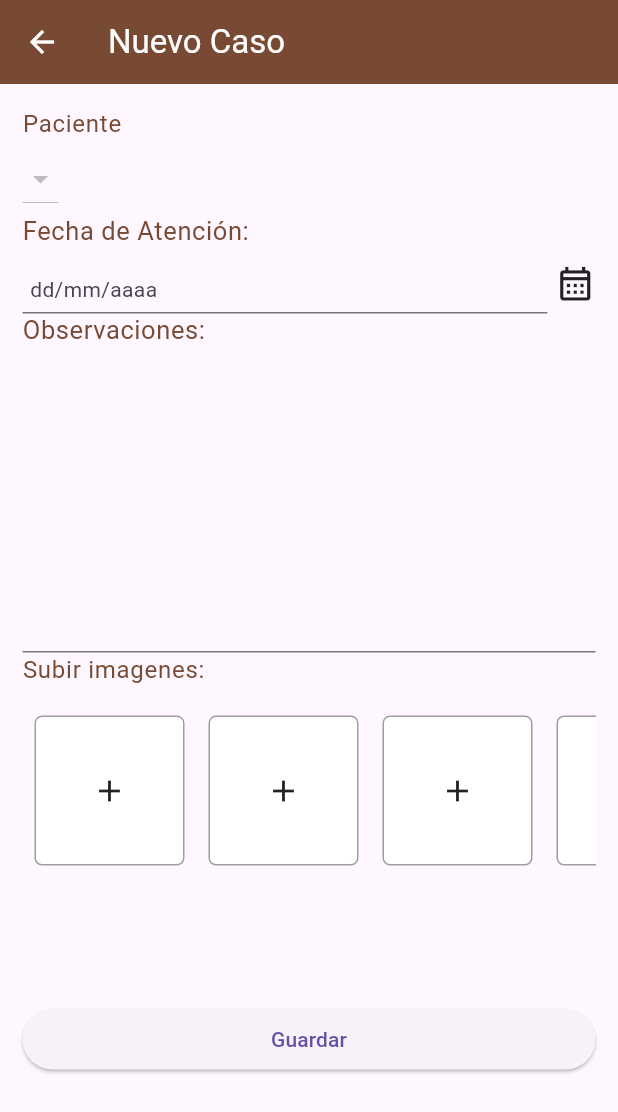
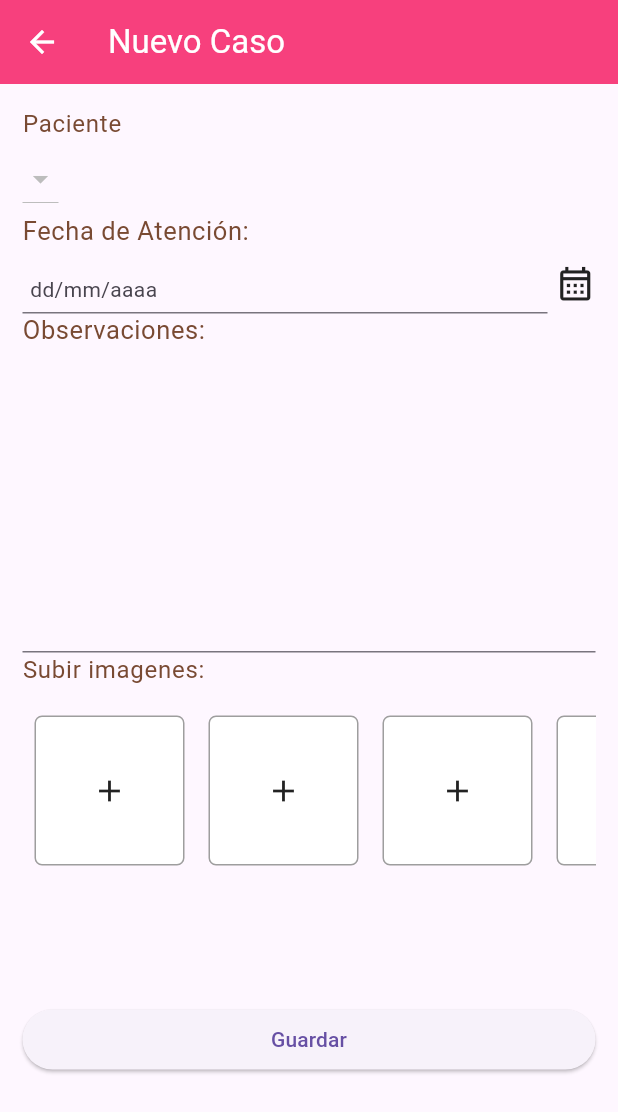
Before and after one commit to Coihue555/fl_cosmiatria, a Flutter app: the CasosView screen opened by its route, after a tap on the "add" icon, on a phone screen of 412 x 824 dp. Shown: the top 1112 px of the screen. Run offline on Flutter 3.47's test engine with Material 3 defaults, Android fonts, the light colour scheme and no system bars; our stand-ins replace cloud_firestore, firebase_auth, firebase_core, firebase_storage, flex_color_scheme, google_fonts and 1 more; missing offline and left inert: flutter_file_dialog, image_downloader_web; accounts and stored records are empty.

Commit message:
appbar color rosa

```diff
--- a/lib/theme/theme.dart
+++ b/lib/theme/theme.dart
@@ -13,6 +13,7 @@ class ThemeModel {
   late double bordeRadius = 10;
   final Color cdmBlanco = const Color.fromARGB(255, 237, 232, 228);
   final Color cdmAzul = const Color.fromARGB(255, 98, 138, 217);
+  final Color rosa = const Color.fromARGB(255, 247, 64, 125);
   late Color colorPrimario = const Color.fromARGB(255, 121, 74, 51);
 
   ///Para campos de textos dropdow y demas widget que tengan estilo similar
--- a/lib/views/casos/casos_view.dart
+++ b/lib/views/casos/casos_view.dart
@@ -31,7 +31,7 @@ class _CasosViewState extends State<CasosView> {
       appBar: AppBar(
         systemOverlayStyle: const SystemUiOverlayStyle(statusBarIconBrightness: Brightness.light),
         iconTheme: const IconThemeData(color: Colors.white),
-        backgroundColor: ThemeModel().colorPrimario,
+        backgroundColor: ThemeModel().rosa,
         title: const Text(
           'Casos Clínicos',
           style: TextStyle(color: Colors.white),
--- a/lib/views/casos/ficha_caso_view.dart
+++ b/lib/views/casos/ficha_caso_view.dart
@@ -72,7 +72,7 @@ class _FichaCasoViewState extends State<FichaCasoView> {
         appBar: AppBar(
             systemOverlayStyle: const SystemUiOverlayStyle(statusBarIconBrightness: Brightness.light),
             iconTheme: const IconThemeData(color: Colors.white),
-            backgroundColor: ThemeModel().colorPrimario,
+            backgroundColor: ThemeModel().rosa,
             title: TextWidget.titleLarge(
               texto: args.containsKey('uid') ? 'Editar Caso' : 'Nuevo Caso',
               colorTextoDark: Colors.white,
--- a/lib/views/home_view.dart
+++ b/lib/views/home_view.dart
@@ -18,7 +18,7 @@ class _HomeState extends State<Home> {
       appBar: AppBar(
         systemOverlayStyle: const SystemUiOverlayStyle(statusBarIconBrightness: Brightness.light),
         iconTheme: const IconThemeData(color: Colors.white),
-        backgroundColor: ThemeModel().colorPrimario,
+        backgroundColor: ThemeModel().rosa,
         title: const Text(
           'Cosmiatria',
           style: TextStyle(color: Colors.white),
--- a/lib/views/paciente/ficha_paciente_view.dart
+++ b/lib/views/paciente/ficha_paciente_view.dart
@@ -153,7 +153,7 @@ class _FichaPacienteViewState extends State<FichaPacienteView> {
         appBar: AppBar(
             systemOverlayStyle: const SystemUiOverlayStyle(statusBarIconBrightness: Brightness.light),
             iconTheme: const IconThemeData(color: Colors.white),
-            backgroundColor: ThemeModel().colorPrimario,
+            backgroundColor: ThemeModel().rosa,
             title: TextWidget.titleLarge(
               texto: args.containsKey('uid') ? 'Editar Paciente' : 'Nueva Paciente',
               colorTextoDark: Colors.white,
--- a/lib/views/paciente/solo_lectura_paciente_view.dart
+++ b/lib/views/paciente/solo_lectura_paciente_view.dart
@@ -150,7 +150,7 @@ class _SoloLecturaViewState extends State<SoloLecturaView> {
         appBar: AppBar(
           systemOverlayStyle: const SystemUiOverlayStyle(statusBarIconBrightness: Brightness.light),
           iconTheme: const IconThemeData(color: Colors.white),
-          backgroundColor: ThemeModel().colorPrimario,
+          backgroundColor: ThemeModel().rosa,
           title: TextWidget.titleLarge(
             texto: 'Datos Paciente',
             colorTextoDark: Colors.white,
```
